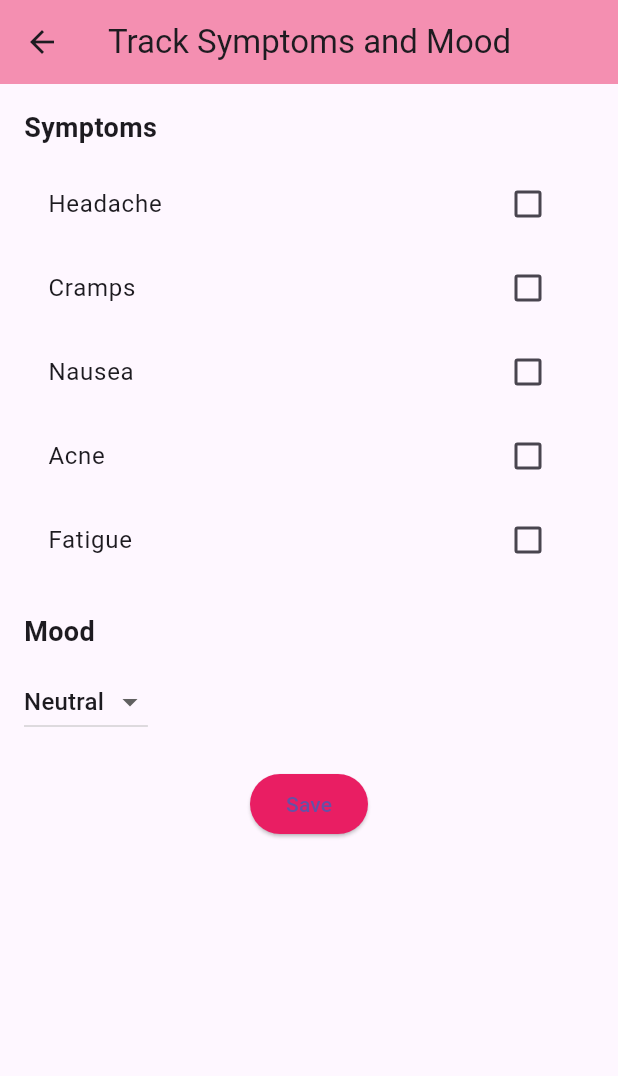
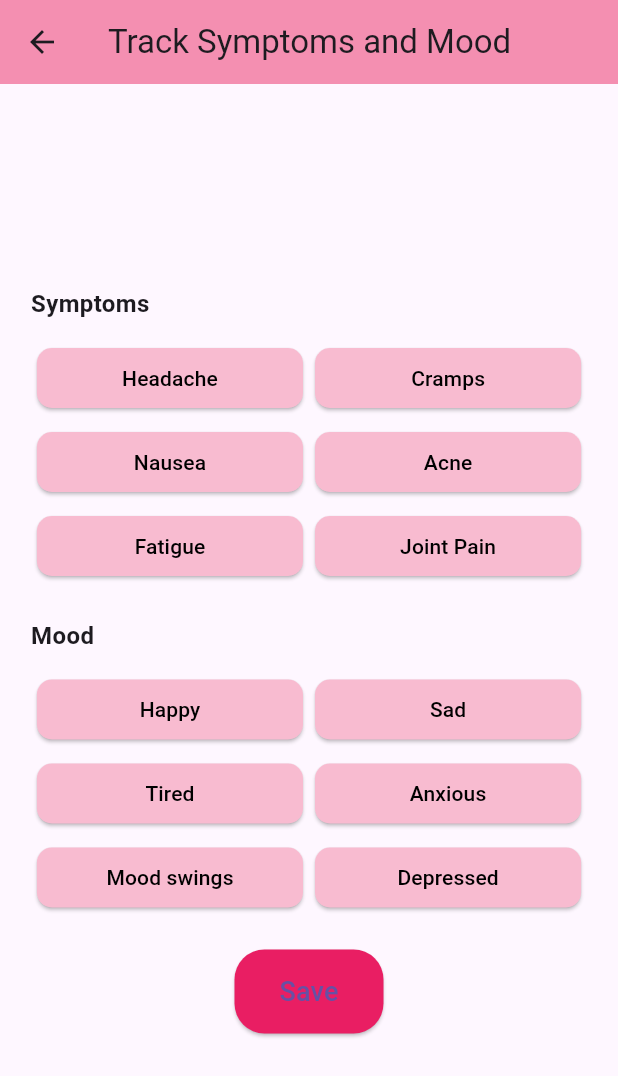
Before and after one commit to Alubisia-1/period-app, a Flutter app: the TrackSymptomMoodScreen screen opened by its route, on a phone screen of 412 x 824 dp. Shown: the top 1076 px of the screen. Run offline on Flutter 3.47's test engine with Material 3 defaults, Android fonts, the phone set to English and light mode, and no system bars; our stand-ins replace fl_chart, flutter_local_notifications, shared_preferences, sqflite, sqflite_common_ffi, sqflite_common_ffi_web and 2 more; missing offline and left inert: bluetooth_thermal_printer; accounts and stored records are empty.

Commit message:
app updates

```diff
--- a/lib/screens/TrackSymptomMoodScreen.dart
+++ b/lib/screens/TrackSymptomMoodScreen.dart
@@ -9,16 +9,16 @@ class TrackSymptomMoodScreen extends StatefulWidget {
 
 class _TrackSymptomMoodScreenState extends State<TrackSymptomMoodScreen> {
   // Variables to track the selected symptoms and mood
-  List<String> selectedSymptoms = [];
-  String selectedMood = "Neutral";
+  Set<String> selectedSymptoms = {};
+  String? selectedMood;
 
   // Sample list of symptoms
   final List<String> symptoms = [
-    'Headache', 'Cramps', 'Nausea', 'Acne', 'Fatigue'
+    'Headache', 'Cramps', 'Nausea', 'Acne', 'Fatigue', 'Joint Pain'
   ];
 
   // Sample list of moods
-  final List<String> moods = ['Happy', 'Sad', 'Tired', 'Anxious', 'Neutral'];
+  final List<String> moods = ['Happy', 'Sad', 'Tired', 'Anxious', 'Mood swings', 'Depressed'];
 
   // Method to update the selected symptoms
   void _toggleSymptom(String symptom) {
@@ -31,58 +31,40 @@ class _TrackSymptomMoodScreenState extends State<TrackSymptomMoodScreen> {
     });
   }
 
+  // Method to update the selected mood
+  void _selectMood(String mood) {
+    setState(() {
+      selectedMood = mood;
+    });
+  }
+
   @override
   Widget build(BuildContext context) {
+    // Get the screen width
+    double screenWidth = MediaQuery.of(context).size.width;
+    // Define a maximum width, for example, 600
+    double maxWidth = screenWidth > 600 ? 600 : screenWidth * 0.9;
+
     return Scaffold(
       appBar: AppBar(
         title: Text('Track Symptoms and Mood'),
         backgroundColor: Colors.pink[200],
+        leading: IconButton(
+          icon: Icon(Icons.arrow_back),
+          onPressed: () => Navigator.of(context).pop(),
         ),
-      body: Padding(
-        padding: const EdgeInsets.all(16.0),
+      ),
+      body: Center(
+        child: ConstrainedBox(
+          constraints: BoxConstraints(maxWidth: maxWidth),
+          child: SingleChildScrollView(
             child: Column(
               crossAxisAlignment: CrossAxisAlignment.start,
               children: [
-            // Title
-            Text('Symptoms', style: TextStyle(fontSize: 18, fontWeight: FontWeight.bold)),
-            SizedBox(height: 10),
-
-            // Display symptom checkboxes
-            ...symptoms.map((symptom) {
-              return CheckboxListTile(
-                title: Text(symptom),
-                value: selectedSymptoms.contains(symptom),
-                onChanged: (bool? value) {
-                  _toggleSymptom(symptom);
-                },
-              );
-            }),
-
+                _buildSection('Symptoms', symptoms, _toggleSymptom),
                 SizedBox(height: 20),
-
-            // Title for Mood
-            Text('Mood', style: TextStyle(fontSize: 18, fontWeight: FontWeight.bold)),
-            SizedBox(height: 10),
-
-            // Display mood selection dropdown
-            DropdownButton<String>(
-              value: selectedMood,
-              onChanged: (String? newMood) {
-                setState(() {
-                  selectedMood = newMood!;
-                });
-              },
-              items: moods.map((String mood) {
-                return DropdownMenuItem<String>(
-                  value: mood,
-                  child: Text(mood),
-                );
-              }).toList(),
-            ),
-
+                _buildSection('Mood', moods, _selectMood),
                 SizedBox(height: 20),
-
-            // Submit Button
                 Center(
                   child: ElevatedButton(
                     onPressed: () {
@@ -93,14 +75,57 @@ class _TrackSymptomMoodScreenState extends State<TrackSymptomMoodScreen> {
                       Navigator.pop(context);
                     },
                     style: ElevatedButton.styleFrom(
-                  backgroundColor: Colors.pink, // Updated parameter
+                      backgroundColor: Colors.pink,
+                      padding: EdgeInsets.symmetric(horizontal: 30, vertical: 15),
+                      shape: RoundedRectangleBorder(
+                        borderRadius: BorderRadius.circular(20),
                       ),
-                child: Text('Save'),
+                    ),
+                    child: Text('Save', style: TextStyle(fontSize: 18)),
                   ),
                 ),
               ],
             ),
           ),
+        ),
+      ),
+    );
+  }
+
+  Widget _buildSection(String title, List<String> items, Function(String) onItemTap) {
+    return Column(
+      crossAxisAlignment: CrossAxisAlignment.start,
+      children: [
+        Text(title, style: TextStyle(fontWeight: FontWeight.bold, fontSize: 16, fontFamily: 'Roboto')),
+        SizedBox(height: 10),
+        ...List.generate(
+          (items.length / 2).ceil(),
+          (index) => Row(
+            mainAxisAlignment: MainAxisAlignment.spaceBetween,
+            children: items
+                .sublist(index * 2, (index * 2) + 2 > items.length ? items.length : (index * 2) + 2)
+                .map((item) => Expanded(
+                  child: Padding(
+                    padding: const EdgeInsets.all(4.0),
+                    child: ElevatedButton(
+                      onPressed: () => onItemTap(item),
+                      style: ElevatedButton.styleFrom(
+                        backgroundColor: title == 'Mood'
+                          ? (selectedMood == item ? Color(0xFFEC407A) : Colors.pink[100])
+                          : (selectedSymptoms.contains(item) ? Color(0xFFEC407A) : Colors.pink[100]),
+                        foregroundColor: Colors.black,
+                        shape: RoundedRectangleBorder(
+                          borderRadius: BorderRadius.circular(10),
+                        ),
+                      ),
+                      child: Text(item, style: TextStyle(fontFamily: 'Roboto')),
+                    ),
+                  ),
+                ))
+                .toList(),
+          ),
+        ),
+      ],
     );
   }
 }
--- a/lib/services/database_service.dart
+++ b/lib/services/database_service.dart
@@ -1,7 +1,6 @@
 import 'package:sqflite/sqflite.dart';
 import 'package:path/path.dart';
 import 'package:flutter/foundation.dart';
-import 'package:sqflite_common_ffi_web/sqflite_ffi_web.dart';
 
 class DatabaseService {
   static final DatabaseService _instance = DatabaseService._internal();
```
Lines whose indentation alone changed are shown as unchanged.
